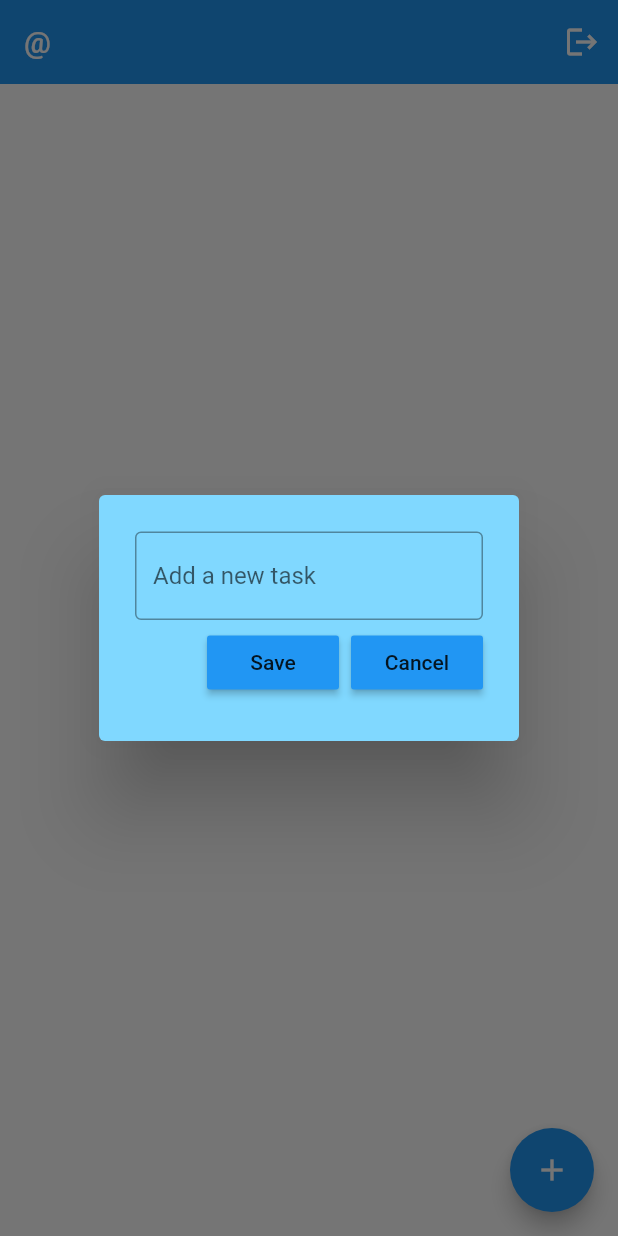
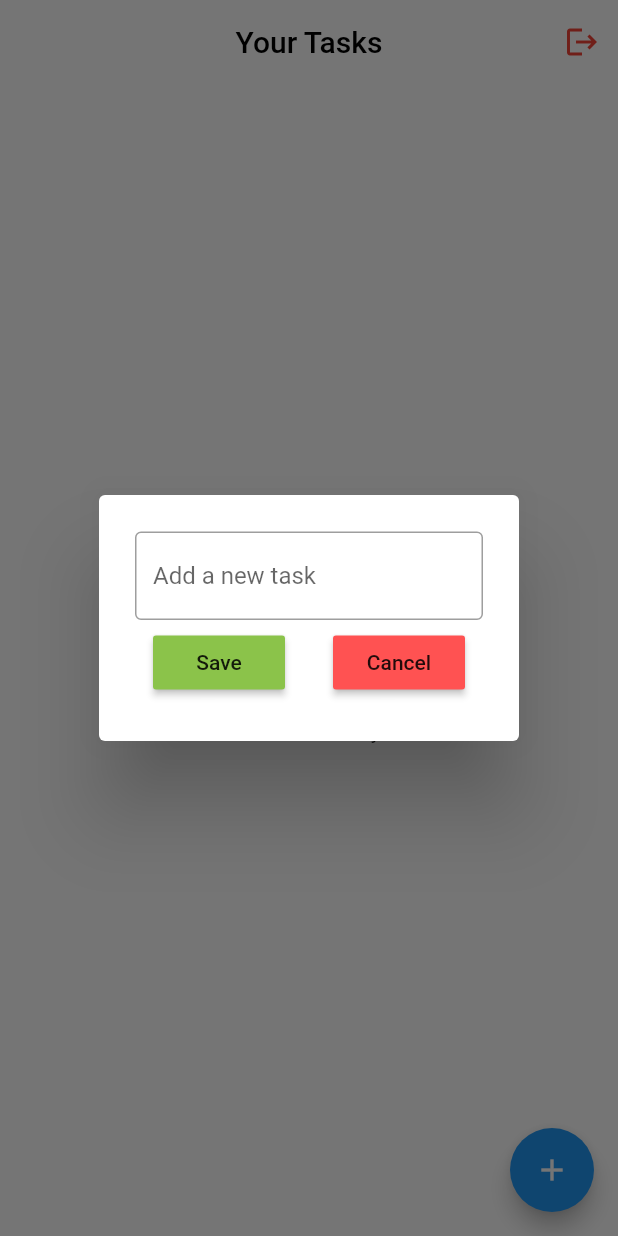
Before and after one commit to divyansh-nishad/the_iq_hub, a Flutter app: the screen it shows once a user with an empty profile is signed in, after a tap on the "add" icon, on a phone screen of 412 x 824 dp. Run offline on Flutter 3.47's test engine with Material 2 defaults, Android fonts, the phone set to English and light mode, and no system bars; our stand-ins replace cloud_firestore, firebase_auth, firebase_core, flutter_slidable, google_sign_in; accounts and stored records are empty.

Commit message:
-fixed ui

```diff
--- a/lib/screens/home.dart
+++ b/lib/screens/home.dart
@@ -67,14 +67,17 @@ class _HomePageState extends State<HomePage> {
     return Scaffold(
       backgroundColor: Colors.white,
       appBar: AppBar(
-        title: Text('@${_auth.currentUser!.email!}'),
+        title: Text('Your Tasks', style: TextStyle(color: Colors.black)),
+        centerTitle: true,
+        shadowColor: Colors.grey,
+        backgroundColor: Colors.transparent,
         elevation: 0,
         actions: [
           IconButton(
             onPressed: () {
               signUserOut();
             },
-            icon: Icon(Icons.logout),
+            icon: Icon(Icons.logout, color: Colors.red),
           ),
         ],
       ),
@@ -94,7 +97,20 @@ class _HomePageState extends State<HomePage> {
           }
 
           if (snapshot.data!.docs.isEmpty) {
-            return Center(child: Text('No tasks added yet'));
+            return Center(
+                child: Column(
+                    mainAxisAlignment: MainAxisAlignment.center,
+                    children: [
+                  Icon(
+                    Icons.add_circle,
+                    color: Colors.grey[700],
+                    size: 75,
+                  ),
+                  const SizedBox(
+                    height: 20,
+                  ),
+                  Text('No tasks added yet')
+                ]));
           }
 
           return ListView.builder(
--- a/lib/util/dialog_box.dart
+++ b/lib/util/dialog_box.dart
@@ -17,7 +17,7 @@ class DialogBox extends StatelessWidget {
   @override
   Widget build(BuildContext context) {
     return AlertDialog(
-      backgroundColor: Colors.lightBlueAccent.shade100,
+      backgroundColor: Colors.white,
       content: Container(
         height: 120,
         child: Column(
@@ -26,7 +26,7 @@ class DialogBox extends StatelessWidget {
             // get user input
             TextField(
               controller: controller,
-              decoration: InputDecoration(
+              decoration: const InputDecoration(
                 border: OutlineInputBorder(),
                 hintText: "Add a new task",
               ),
@@ -34,15 +34,23 @@ class DialogBox extends StatelessWidget {
 
             // buttons -> save + cancel
             Row(
-              mainAxisAlignment: MainAxisAlignment.end,
+              mainAxisAlignment: MainAxisAlignment.spaceEvenly,
               children: [
                 // save button
-                MyButton(text: "Save", onPressed: onSave),
+                MyButton(
+                  text: "Save",
+                  onPressed: onSave,
+                  colors: Colors.lightGreen,
+                ),
 
                 const SizedBox(width: 8),
 
                 // cancel button
-                MyButton(text: "Cancel", onPressed: onCancel),
+                MyButton(
+                  text: "Cancel",
+                  onPressed: onCancel,
+                  colors: Colors.redAccent,
+                ),
               ],
             ),
           ],
--- a/lib/util/my_button.dart
+++ b/lib/util/my_button.dart
@@ -3,17 +3,18 @@ import 'package:flutter/material.dart';
 class MyButton extends StatelessWidget {
   final String text;
   VoidCallback onPressed;
-  MyButton({
-    super.key,
-    required this.text,
-    required this.onPressed,
-  });
+  Color colors;
+  MyButton(
+      {super.key,
+      required this.text,
+      required this.onPressed,
+      required this.colors});
 
   @override
   Widget build(BuildContext context) {
     return MaterialButton(
       onPressed: onPressed,
-      color: Theme.of(context).primaryColor,
+      color: colors,
       child: Text(text),
     );
   }
--- a/lib/util/todo_tile.dart
+++ b/lib/util/todo_tile.dart
@@ -32,12 +32,21 @@ class ToDoTile extends StatelessWidget {
           ],
         ),
         child: Container(
-          padding: EdgeInsets.all(24),
+          padding: EdgeInsets.fromLTRB(10, 15, 10, 15),
           decoration: BoxDecoration(
-            color: Colors.lightBlueAccent.shade100,
+            color: Colors.white,
             borderRadius: BorderRadius.circular(12),
+            boxShadow: [
+              BoxShadow(
+                color: Colors.grey.withOpacity(0.5),
+                blurRadius: 10.0,
+                spreadRadius: 5.0,
+                offset: Offset(0.0, 0.0),
+              ),
+            ],
           ),
           child: Row(
+            mainAxisAlignment: MainAxisAlignment.spaceBetween,
             children: [
               // checkbox
               Checkbox(
@@ -55,6 +64,10 @@ class ToDoTile extends StatelessWidget {
                       : TextDecoration.none,
                 ),
               ),
+              Icon(
+                Icons.arrow_back_ios,
+                color: Colors.grey,
+              )
             ],
           ),
         ),
```
